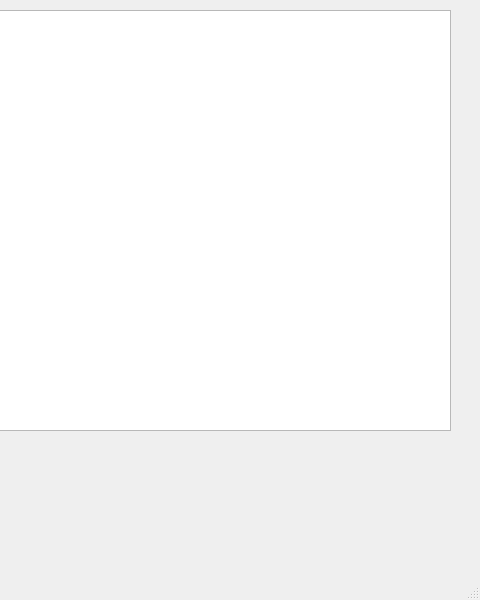
Qt form InterfazGrafica/interfaz_grafica_clase15032022/mainwindow.ui (maria-tasco/InformaticaDos-20212) before a commit; both pictures show x 320 to 800 and y 0 to 600 of the 800 by 600 pixel window.
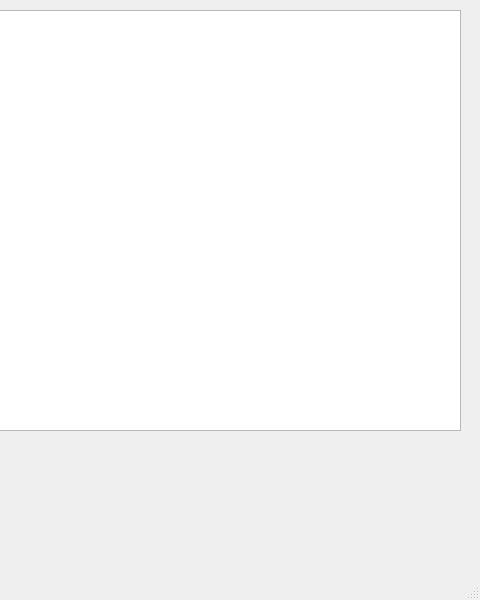
The same form after that commit.

Commit message: sube codigo de la primera clase d einterfaz grafica 15032022

Patch:
```diff
--- a/InterfazGrafica/interfaz_grafica_clase15032022/mainwindow.ui
+++ b/InterfazGrafica/interfaz_grafica_clase15032022/mainwindow.ui
@@ -111,7 +111,7 @@
      <rect>
       <x>270</x>
       <y>10</y>
-      <width>501</width>
+      <width>511</width>
       <height>421</height>
      </rect>
     </property>
```
The commit also changes 2 other files.
